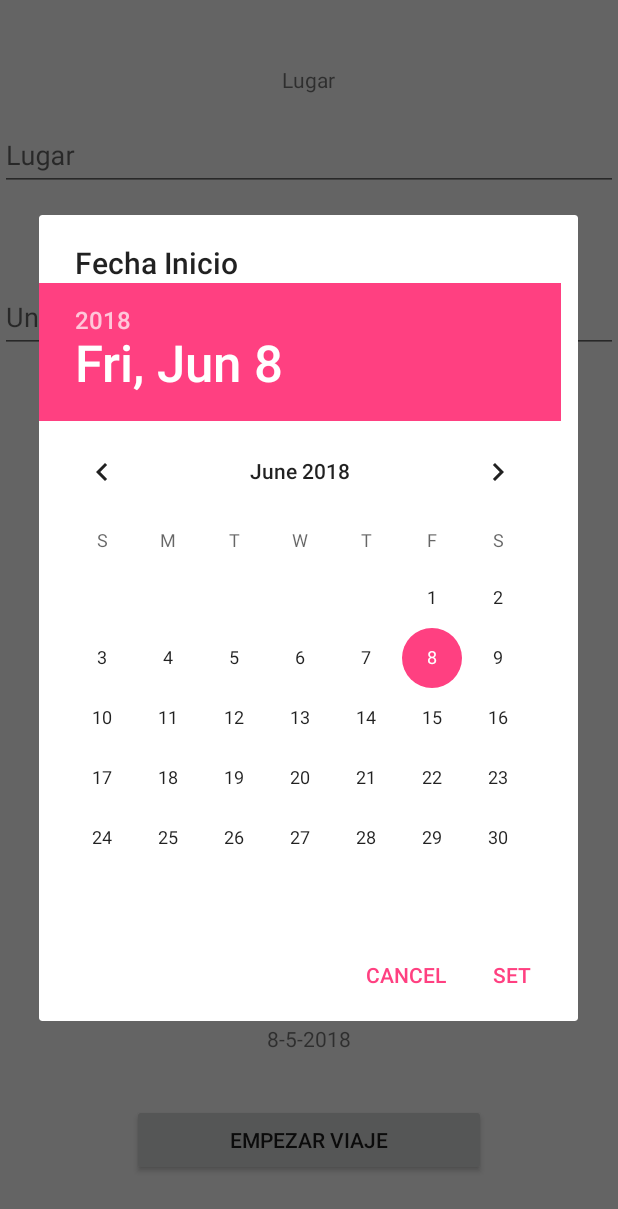
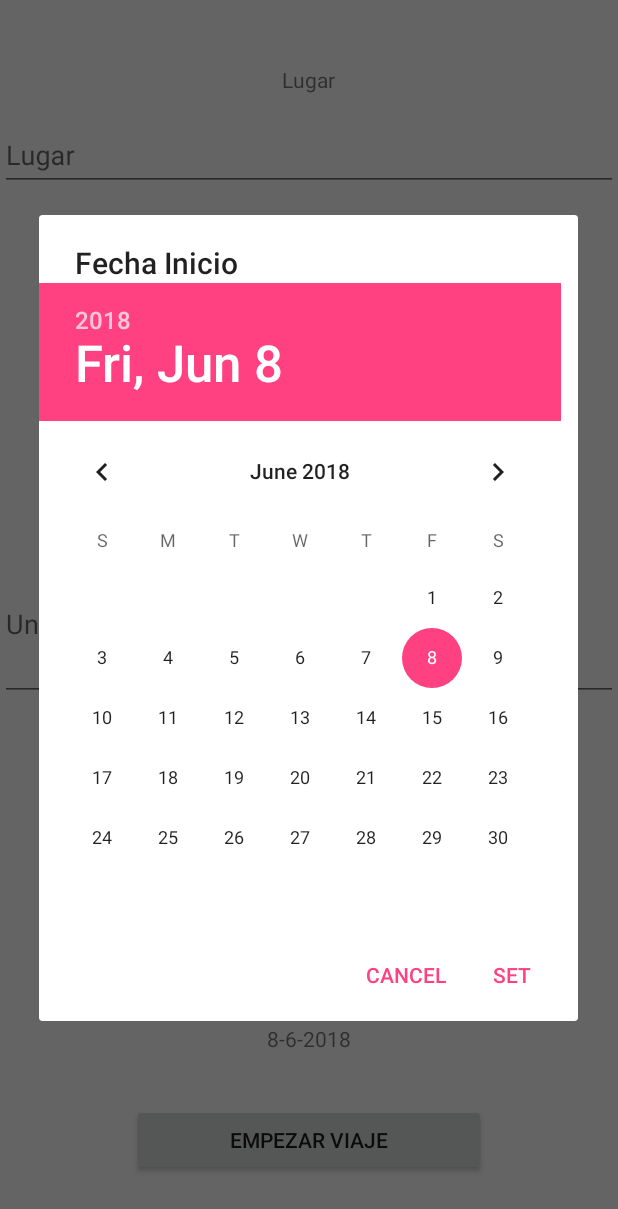
Before and after one commit to victorague/ApkViajes, an Android app: the NuevoViajeActivity screen opened directly, with no data from a screen before it, after a tap on "FECHA DE INICIO", on a phone screen of 412 x 824 dp. Shown: the top 1209 px of the screen. Run offline under Robolectric (Android 15) with nearby library versions, the light colour scheme and no system bars; our stand-ins replace Firebase (no records; nobody signed in at launch, a user with empty details on screens opened directly).

Commit message:
g#6.- Subida antes de empezar a cambiar la activity de nuevo viaje

```diff
--- a/app/build.gradle
+++ b/app/build.gradle
@@ -37,6 +37,7 @@ dependencies {
     implementation 'com.google.firebase:firebase-auth:11.8.0'
     implementation 'com.google.android.gms:play-services-places:11.8.0'
     implementation 'com.android.support:recyclerview-v7:27.1.0'
+    implementation 'com.android.support:cardview-v7:27.1.1'
 
 
 }
--- a/app/src/main/java/net/victor/apkviajes/Activities/Views/NuevoViajeActivity.kt
+++ b/app/src/main/java/net/victor/apkviajes/Activities/Views/NuevoViajeActivity.kt
@@ -39,6 +39,7 @@ class NuevoViajeActivity : AppCompatActivity() {
         viaje.descripcion = inputDescripcionViaje.text.toString()
 
 
+
         btnUbicacion.setOnClickListener{
 
             try {
@@ -66,11 +67,11 @@ class NuevoViajeActivity : AppCompatActivity() {
 
             builder.show()
             val dia = picker.dayOfMonth
-            val mes = picker.month
+            val mes = picker.month+1 //coge un mes menos
             val anyo = picker.year
 
             viaje.fechaInicio = dia.toString() + '-' + mes.toString() + '-' + anyo.toString()
-            tvFecha.text = viaje.fechaInicio
+            tvFechaEvento.text = viaje.fechaInicio
         }
 
 
--- a/app/src/main/java/net/victor/apkviajes/Activities/model/Class.kt
+++ b/app/src/main/java/net/victor/apkviajes/Activities/model/Class.kt
@@ -3,4 +3,5 @@ package net.victor.apkviajes.Activities.model
 import java.util.*
 
 
-data class Viaje(var idUsuario:String="", var lugar:String = "", var descripcion : String = "", var latitud : String = "", var longitud:String = "", var fechaInicio:String ="")
+data class Viaje(var idUsuario:String="", var lugar:String = "", var descripcion : String = "", var latitud : String = "", var longitud:String = "", var fechaInicio:String = "", var idViaje: String = "")
+data class Evento(var idUsuario: String="", var lugar: String="",var descripcion: String = "", var latitud: String ="", var longitud: String ="", var fechaEvento:String="", var idViaje :String = "" )
--- a/app/src/main/res/layout/activity_nuevo_viaje.xml
+++ b/app/src/main/res/layout/activity_nuevo_viaje.xml
@@ -5,6 +5,22 @@
     android:layout_width="match_parent"
     android:layout_height="match_parent"
     tools:context=".Activities.Views.NuevoViajeActivity">
+
+    <android.support.design.widget.TextInputLayout
+        android:layout_width="match_parent"
+        android:layout_height="wrap_content"
+        android:layout_alignParentStart="true"
+        android:layout_centerVertical="true"
+        android:focusableInTouchMode="true">
+
+        <android.support.design.widget.TextInputEditText
+            android:id="@+id/inputDescripcionViaje"
+            android:layout_width="match_parent"
+            android:layout_height="100dp"
+            android:focusableInTouchMode="true"
+            android:hint="Una breve descripción del viaje" />
+
+    </android.support.design.widget.TextInputLayout>
 
     <TextView
         android:id="@+id/textView"
@@ -33,38 +49,12 @@
     </android.support.design.widget.TextInputLayout>
 
     <TextView
-        android:id="@+id/textView2"
-        android:layout_width="wrap_content"
-        android:layout_height="wrap_content"
-        android:layout_alignParentTop="true"
-        android:layout_centerHorizontal="true"
-        android:layout_marginTop="147dp"
-        android:layout_weight="1"
-        android:text="Descripción" />
-
-    <android.support.design.widget.TextInputLayout
-        android:layout_width="match_parent"
-        android:layout_height="wrap_content"
-        android:focusableInTouchMode="true"
-        android:layout_alignParentTop="true"
-        android:layout_marginTop="179dp">
-
-        <android.support.design.widget.TextInputEditText
-            android:id="@+id/inputDescripcionViaje"
-            android:layout_width="match_parent"
-            android:focusableInTouchMode="true"
-            android:layout_height="wrap_content"
-            android:hint="Una breve descripción del viaje" />
-
-    </android.support.design.widget.TextInputLayout>
-
-    <TextView
         android:id="@+id/textView4"
         android:layout_width="wrap_content"
         android:layout_height="wrap_content"
-        android:layout_alignParentTop="true"
+        android:layout_above="@+id/btnUbicacion"
         android:layout_centerHorizontal="true"
-        android:layout_marginTop="256dp"
+        android:layout_marginBottom="-162dp"
         android:layout_weight="1"
         android:text="Ubicacion" />
 
@@ -72,9 +62,9 @@
         android:id="@+id/btnUbicacion"
         android:layout_width="wrap_content"
         android:layout_height="wrap_content"
-        android:layout_alignParentBottom="true"
+        android:layout_alignParentTop="true"
         android:layout_centerHorizontal="true"
-        android:layout_marginBottom="235dp"
+        android:layout_marginTop="162dp"
         android:text="Ubicacion" />
 
     <Button
@@ -105,7 +95,7 @@
         android:text="Fecha de Inicio" />
 
     <TextView
-        android:id="@+id/tvFecha"
+        android:id="@+id/tvFechaEvento"
         android:layout_width="wrap_content"
         android:layout_height="wrap_content"
         android:layout_alignParentBottom="true"
--- a/app/src/main/res/values/styles.xml
+++ b/app/src/main/res/values/styles.xml
@@ -17,4 +17,7 @@
 
     <style name="AppTheme.PopupOverlay" parent="ThemeOverlay.AppCompat.Light" />
 
+
+
+
 </resources>
```
Also changed, not shown: app/src/main/AndroidManifest.xml (+7 -1 lines), app/src/main/java/net/victor/apkviajes/Activities/Views/EventosViajesActivity.kt (added, +25 -0 lines), app/src/main/java/net/victor/apkviajes/Activities/Views/MisViajesActivity.kt (+26 -24 lines), app/src/main/java/net/victor/apkviajes/Activities/Views/NuevoEventoActivity.kt (added, +178 -0 lines), app/src/main/java/net/victor/apkviajes/Activities/adapter/CustomAdapter.kt (+9 -4 lines), app/src/main/res/layout/activity_eventos_viajes.xml (added, +28 -0 lines), app/src/main/res/layout/activity_mis_viajes.xml (+3 -4 lines), app/src/main/res/layout/activity_nuevo_evento.xml (added, +73 -0 lines), app/src/main/res/layout/row_mis_viajes.xml (+9 -1 lines).
